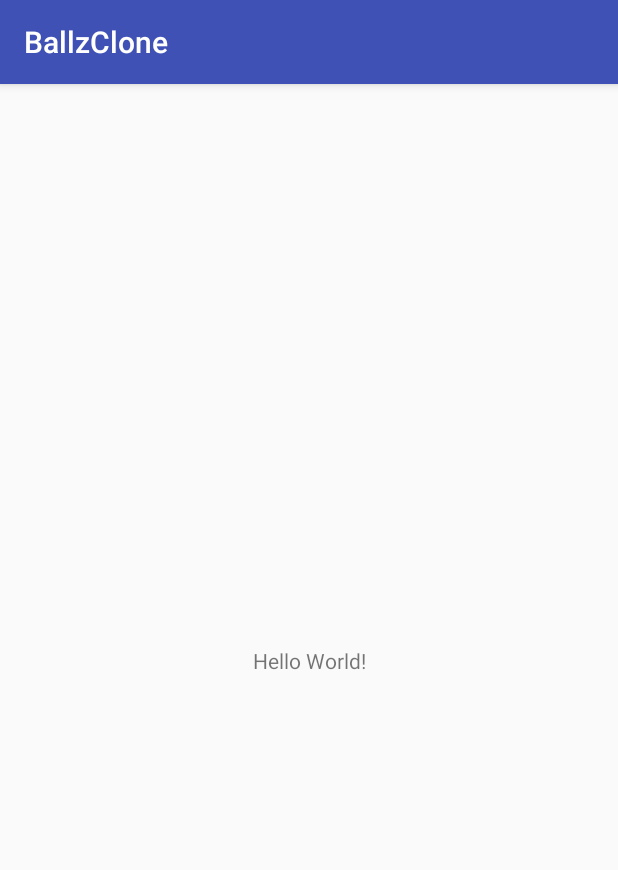
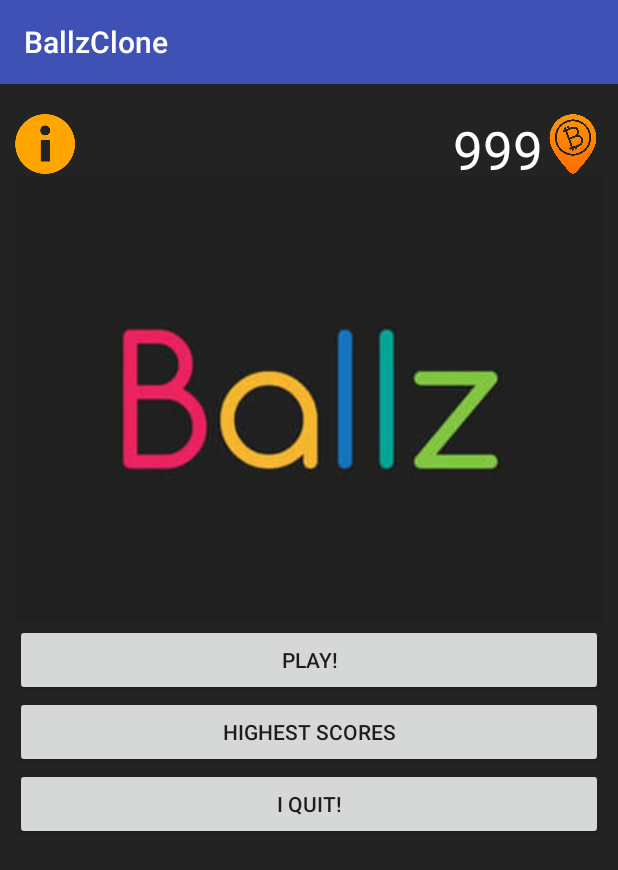
Before and after one commit to jonathanmartinssandri/BallZ_Clone, an Android app: the screen it shows after launch (MainActivity before the commit, MainMenuActivity after it), on a phone screen of 412 x 824 dp. Shown: the top 870 px of the screen. Run offline under Robolectric (Android 15) with nearby library versions, the phone set to English and light mode, and no system bars.

Commit message:
INT: Creation and design of the main menu screen

```diff
--- a/BallzClone/app/build.gradle
+++ b/BallzClone/app/build.gradle
@@ -1,4 +1,5 @@
 apply plugin: 'com.android.application'
+apply plugin: 'kotlin-android'
 
 android {
     compileSdkVersion 25
@@ -27,4 +28,8 @@ dependencies {
     compile 'com.android.support:appcompat-v7:25.3.1'
     compile 'com.android.support.constraint:constraint-layout:1.0.2'
     testCompile 'junit:junit:4.12'
+    compile "org.jetbrains.kotlin:kotlin-stdlib-jre7:$kotlin_version"
 }
+repositories {
+    mavenCentral()
+}
--- a/BallzClone/app/src/main/AndroidManifest.xml
+++ b/BallzClone/app/src/main/AndroidManifest.xml
@@ -10,6 +10,8 @@
         android:supportsRtl="true"
         android:theme="@style/AppTheme">
         <activity android:name=".MainActivity">
+        </activity>
+        <activity android:name=".MainMenuActivity">
             <intent-filter>
                 <action android:name="android.intent.action.MAIN" />
 
--- a/BallzClone/app/src/main/java/ballzclone/copetti/com/ballzclone/MainActivity.java
+++ b/BallzClone/app/src/main/java/ballzclone/copetti/com/ballzclone/MainActivity.java
@@ -1,13 +1,30 @@
 package ballzclone.copetti.com.ballzclone;
 
+import android.content.Context;
+import android.content.res.AssetManager;
+import android.graphics.Bitmap;
+import android.graphics.BitmapFactory;
+import android.graphics.Canvas;
+import android.graphics.Color;
+import android.graphics.Paint;
+import android.graphics.Rect;
 import android.support.v7.app.AppCompatActivity;
 import android.os.Bundle;
+import android.view.View;
+import android.widget.Toast;
+
+import java.io.IOException;
+import java.io.InputStream;
 
 public class MainActivity extends AppCompatActivity {
 
+    private RenderView renderView;
+
     @Override
     protected void onCreate(Bundle savedInstanceState) {
+
         super.onCreate(savedInstanceState);
-        setContentView(R.layout.activity_main);
+        renderView = new RenderView(this);
+        setContentView(renderView);
     }
 }
--- /dev/null
+++ b/BallzClone/app/src/main/java/ballzclone/copetti/com/ballzclone/MainMenuActivity.kt
@@ -0,0 +1,12 @@
+package ballzclone.copetti.com.ballzclone
+
+import android.support.v7.app.AppCompatActivity
+import android.os.Bundle
+
+class MainMenuActivity : AppCompatActivity() {
+
+    override fun onCreate(savedInstanceState: Bundle?) {
+        super.onCreate(savedInstanceState)
+        setContentView(R.layout.activity_main_menu)
+    }
+}
--- /dev/null
+++ b/BallzClone/app/src/main/res/layout/activity_main_menu.xml
@@ -0,0 +1,86 @@
+<?xml version="1.0" encoding="utf-8"?>
+<LinearLayout xmlns:android="http://schemas.android.com/apk/res/android"
+    xmlns:app="http://schemas.android.com/apk/res-auto"
+    xmlns:tools="http://schemas.android.com/tools"
+    android:layout_width="match_parent"
+    android:layout_height="match_parent"
+    tools:context="ballzclone.copetti.com.ballzclone.MainMenuActivity"
+    android:orientation="vertical"
+    android:background="@color/background">
+
+    <LinearLayout
+        android:layout_width="match_parent"
+        android:layout_height="match_parent"
+        android:orientation="vertical"
+        android:layout_margin="10dp">
+
+    <LinearLayout
+        android:layout_width="match_parent"
+        android:layout_height="40dp"
+        android:orientation="horizontal"
+        android:layout_marginTop="10dp">
+
+        <ImageView
+            android:layout_width="40dp"
+            android:layout_height="match_parent"
+            android:src="@drawable/info_icon"/>
+
+        <LinearLayout
+            android:layout_width="match_parent"
+            android:layout_height="match_parent"
+            android:orientation="horizontal"
+            android:gravity="right">
+
+            <TextView
+                android:layout_width="wrap_content"
+                android:layout_height="match_parent"
+                android:text="999"
+                android:textColor="@color/colorMainText"
+                android:gravity="center"
+                android:textSize="35dp"/>
+
+            <ImageView
+                android:layout_width="40dp"
+                android:layout_height="match_parent"
+                android:src="@drawable/bitcoin_icon"/>
+        </LinearLayout>
+
+    </LinearLayout>
+
+    <LinearLayout
+        android:layout_width="match_parent"
+        android:layout_height="wrap_content"
+        android:orientation="vertical">
+
+        <ImageView
+            android:layout_width="match_parent"
+            android:layout_height="300dp"
+            android:src="@drawable/ballz_clone_title"/>
+    </LinearLayout>
+
+    <LinearLayout
+        android:layout_width="match_parent"
+        android:layout_height="wrap_content"
+        android:orientation="vertical">
+
+        <Button
+            android:id="@+id/buttonPlay"
+            android:layout_width="match_parent"
+            android:layout_height="wrap_content"
+            android:text="@string/buttonPlay"
+            />
+        <Button
+            android:id="@+id/buttonHighScore"
+            android:layout_width="match_parent"
+            android:layout_height="wrap_content"
+            android:text="@string/buttonHighScore"
+            />
+        <Button
+            android:id="@+id/buttonExit"
+            android:layout_width="match_parent"
+            android:layout_height="wrap_content"
+            android:text="@string/buttonExit"
+            />
+    </LinearLayout>
+    </LinearLayout>
+</LinearLayout>
--- a/BallzClone/app/src/main/res/values/colors.xml
+++ b/BallzClone/app/src/main/res/values/colors.xml
@@ -1,5 +1,7 @@
 <?xml version="1.0" encoding="utf-8"?>
 <resources>
+    <color name="background">#232323</color>
+    <color name="colorMainText">#FFFFFF</color>
     <color name="colorPrimary">#3F51B5</color>
     <color name="colorPrimaryDark">#303F9F</color>
     <color name="colorAccent">#FF4081</color>
--- a/BallzClone/app/src/main/res/values/strings.xml
+++ b/BallzClone/app/src/main/res/values/strings.xml
@@ -1,3 +1,6 @@
 <resources>
     <string name="app_name">BallzClone</string>
+    <string name="buttonPlay">Play!</string>
+    <string name="buttonHighScore">Highest Scores</string>
+    <string name="buttonExit">I Quit!</string>
 </resources>
--- a/BallzClone/build.gradle
+++ b/BallzClone/build.gradle
@@ -1,11 +1,13 @@
 // Top-level build file where you can add configuration options common to all sub-projects/modules.
 
 buildscript {
+    ext.kotlin_version = '1.1.3'
     repositories {
         jcenter()
     }
     dependencies {
         classpath 'com.android.tools.build:gradle:2.3.3'
+        classpath "org.jetbrains.kotlin:kotlin-gradle-plugin:$kotlin_version"
 
         // NOTE: Do not place your application dependencies here; they belong
         // in the individual module build.gradle files
```
Also changed, not shown: BallzClone/app/src/main/java/ballzclone/copetti/com/ballzclone/RenderView.java (added, +61 -0 lines), BallzClone/app/src/main/assets/ballzCloneTitle.jpg (added), BallzClone/app/src/main/res/drawable/ballz_clone_title.jpg (added), BallzClone/app/src/main/res/drawable/bitcoin_icon.png (added), BallzClone/app/src/main/res/drawable/info_icon.png (added).
